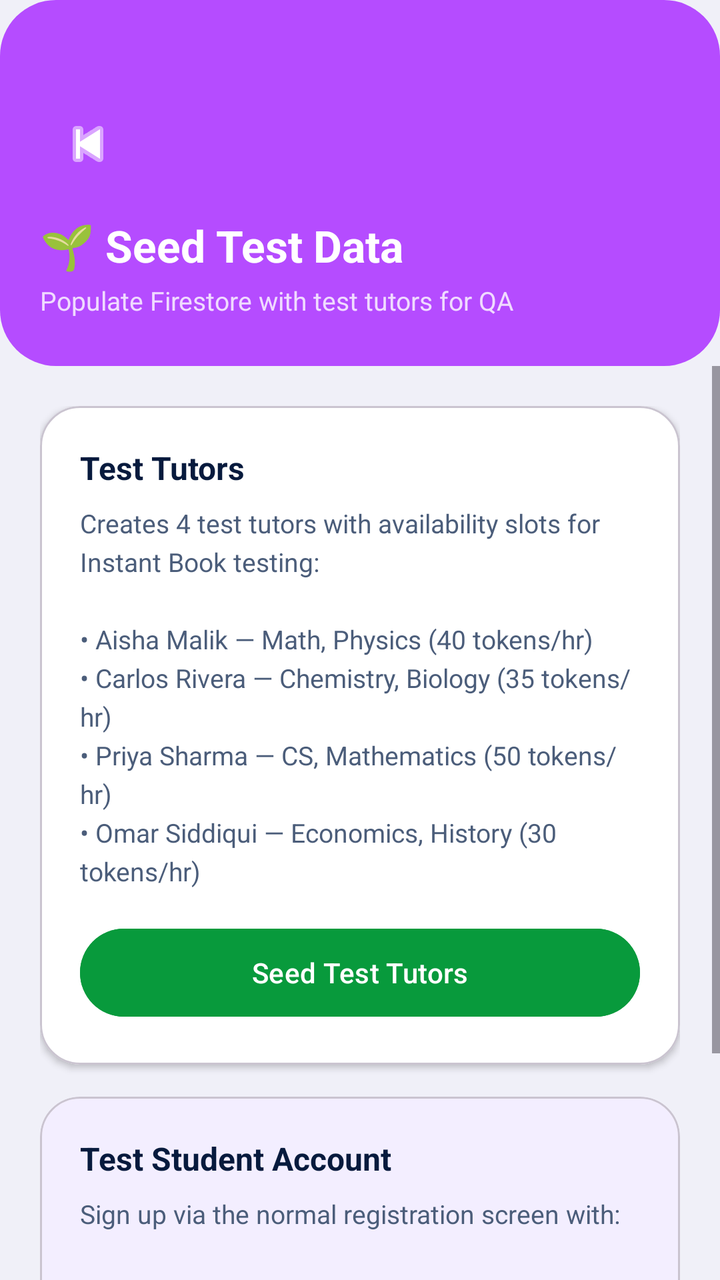
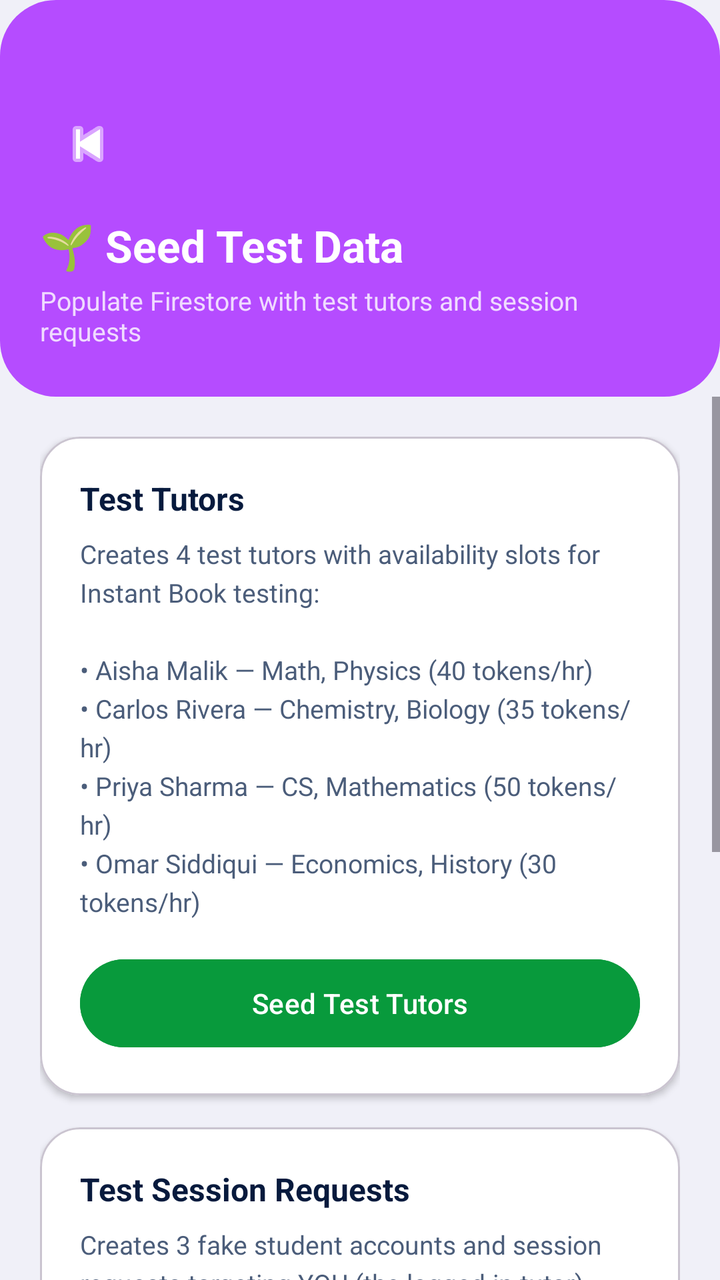

Before-and-after screenshots of an Android layout around one commit, followed by the original layout XML and the change that was made.
<!-- AndroidManifest.xml: application theme Theme.PeerTutoringApollo -->
<!-- res/layout/activity_seed_data.xml -->
<?xml version="1.0" encoding="utf-8"?>
<LinearLayout xmlns:android="http://schemas.android.com/apk/res/android"
    xmlns:app="http://schemas.android.com/apk/res-auto"
    android:layout_width="match_parent"
    android:layout_height="match_parent"
    android:orientation="vertical"
    android:background="#F0F0F8">

    
    <RelativeLayout
        android:layout_width="match_parent"
        android:layout_height="wrap_content"
        android:background="@drawable/bg_button_gradient"
        android:paddingTop="48dp"
        android:paddingBottom="24dp"
        android:paddingHorizontal="20dp">

        <ImageButton
            android:id="@+id/btnBack"
            android:layout_width="48dp"
            android:layout_height="48dp"
            android:background="@android:color/transparent"
            android:src="@android:drawable/ic_media_previous"
            android:contentDescription="Back"
            android:layout_alignParentStart="true"
            android:layout_alignParentTop="true"
            app:tint="#FFFFFF" />

        <LinearLayout
            android:layout_width="wrap_content"
            android:layout_height="wrap_content"
            android:orientation="vertical"
            android:layout_below="@id/btnBack"
            android:layout_marginTop="12dp">

            <TextView
                android:layout_width="wrap_content"
                android:layout_height="wrap_content"
                android:text="🌱 Seed Test Data"
                android:textColor="#FFFFFF"
                android:textSize="22sp"
                android:textStyle="bold" />

            <TextView
                android:layout_width="wrap_content"
                android:layout_height="wrap_content"
                android:text="Populate Firestore with test tutors for QA"
                android:textColor="#CCFFFFFF"
                android:textSize="13sp"
                android:layout_marginTop="4dp" />
        </LinearLayout>
    </RelativeLayout>

    <ScrollView
        android:layout_width="match_parent"
        android:layout_height="match_parent">

        <LinearLayout
            android:layout_width="match_parent"
            android:layout_height="wrap_content"
            android:orientation="vertical"
            android:padding="20dp">

            
            <com.google.android.material.card.MaterialCardView
                android:layout_width="match_parent"
                android:layout_height="wrap_content"
                android:layout_marginBottom="16dp"
                app:cardCornerRadius="20dp"
                app:cardBackgroundColor="#FFFFFF"
                app:cardElevation="2dp">

                <LinearLayout
                    android:layout_width="match_parent"
                    android:layout_height="wrap_content"
                    android:orientation="vertical"
                    android:padding="20dp">

                    <TextView
                        android:layout_width="wrap_content"
                        android:layout_height="wrap_content"
                        android:text="Test Tutors"
                        android:textStyle="bold"
                        android:textSize="16sp"
                        android:textColor="#071A3D"
                        android:layout_marginBottom="8dp" />

                    <TextView
                        android:layout_width="match_parent"
                        android:layout_height="wrap_content"
                        android:textColor="#4B5D7A"
                        android:textSize="13sp"
                        android:lineSpacingExtra="4dp"
                        android:layout_marginBottom="16dp"
                        android:text="Creates 4 test tutors with availability slots for Instant Book testing:\n\n• Aisha Malik — Math, Physics (40 tokens/hr)\n• Carlos Rivera — Chemistry, Biology (35 tokens/hr)\n• Priya Sharma — CS, Mathematics (50 tokens/hr)\n• Omar Siddiqui — Economics, History (30 tokens/hr)" />

                    <Button
                        android:id="@+id/btnSeedTutors"
                        android:layout_width="match_parent"
                        android:layout_height="52dp"
                        android:text="Seed Test Tutors"
                        android:textColor="#FFFFFF"
                        android:backgroundTint="#089A3C"
                        app:cornerRadius="28dp" />

                    <TextView
                        android:id="@+id/tvSeedStatus"
                        android:layout_width="match_parent"
                        android:layout_height="wrap_content"
                        android:layout_marginTop="12dp"
                        android:gravity="center"
                        android:textSize="13sp"
                        android:textColor="#4B5D7A"
                        android:visibility="gone" />
                </LinearLayout>
            </com.google.android.material.card.MaterialCardView>

            
            <com.google.android.material.card.MaterialCardView
                android:layout_width="match_parent"
                android:layout_height="wrap_content"
                app:cardCornerRadius="20dp"
                app:cardBackgroundColor="#F3EEFF"
                app:cardElevation="0dp">

                <LinearLayout
                    android:layout_width="match_parent"
                    android:layout_height="wrap_content"
                    android:orientation="vertical"
                    android:padding="20dp">

                    <TextView
                        android:layout_width="wrap_content"
                        android:layout_height="wrap_content"
                        android:text="Test Student Account"
                        android:textStyle="bold"
                        android:textSize="16sp"
                        android:textColor="#071A3D"
                        android:layout_marginBottom="8dp" />

                    <TextView
                        android:layout_width="match_parent"
                        android:layout_height="wrap_content"
                        android:textColor="#4B5D7A"
                        android:textSize="13sp"
                        android:lineSpacingExtra="4dp"
                        android:text="Sign up via the normal registration screen with:\n\nEmail:    test.student@apollo.test\nPassword: Test1234!\nRole:     Student\n\nThen return here and seed tutors. Tutors appear in Browse Tutors immediately." />
                </LinearLayout>
            </com.google.android.material.card.MaterialCardView>

        </LinearLayout>
    </ScrollView>
</LinearLayout>
<!-- resources referenced by this layout -->
<resources>
  <!-- drawable bg_button_gradient (drawable) -->
  <?xml version="1.0" encoding="utf-8"?>
  <shape xmlns:android="http://schemas.android.com/apk/res/android">
      <gradient
          android:startColor="#B54CFF"
          android:endColor="#B54CFF"
          android:angle="0" />
      <corners android:radius="28dp" />
  </shape>
  <style name="Theme.PeerTutoringApollo" parent="Base.Theme.PeerTutoringApollo" />
  <style name="Base.Theme.PeerTutoringApollo" parent="Theme.Material3.DayNight.NoActionBar">
          
          
      </style>
</resources>

<!-- the commit's change to res/layout/activity_seed_data.xml (unified diff, before → after) -->
@@ -44,7 +44,7 @@
             <TextView
                 android:layout_width="wrap_content"
                 android:layout_height="wrap_content"
-                android:text="Populate Firestore with test tutors for QA"
+                android:text="Populate Firestore with test tutors and session requests"
                 android:textColor="#CCFFFFFF"
                 android:textSize="13sp"
                 android:layout_marginTop="4dp" />
@@ -119,9 +119,10 @@
             <com.google.android.material.card.MaterialCardView
                 android:layout_width="match_parent"
                 android:layout_height="wrap_content"
+                android:layout_marginBottom="16dp"
                 app:cardCornerRadius="20dp"
-                app:cardBackgroundColor="#F3EEFF"
-                app:cardElevation="0dp">
+                app:cardBackgroundColor="#FFFFFF"
+                app:cardElevation="2dp">
 
                 <LinearLayout
                     android:layout_width="match_parent"
@@ -132,6 +133,59 @@
                     <TextView
                         android:layout_width="wrap_content"
                         android:layout_height="wrap_content"
+                        android:text="Test Session Requests"
+                        android:textStyle="bold"
+                        android:textSize="16sp"
+                        android:textColor="#071A3D"
+                        android:layout_marginBottom="8dp" />
+
+                    <TextView
+                        android:layout_width="match_parent"
+                        android:layout_height="wrap_content"
+                        android:textColor="#4B5D7A"
+                        android:textSize="13sp"
+                        android:lineSpacingExtra="4dp"
+                        android:layout_marginBottom="16dp"
+                        android:text="Creates 3 fake student accounts and session requests targeting YOU (the logged-in tutor). Requests use your registered subjects so they appear in your Requests tab. Log in as a tutor before seeding." />
+
+                    <Button
+                        android:id="@+id/btnSeedRequests"
+                        android:layout_width="match_parent"
+                        android:layout_height="52dp"
+                        android:text="Seed Test Requests"
+                        android:textColor="#FFFFFF"
+                        android:backgroundTint="#8A2EFF"
+                        app:cornerRadius="28dp" />
+
+                    <TextView
+                        android:id="@+id/tvSeedRequestsStatus"
+                        android:layout_width="match_parent"
+                        android:layout_height="wrap_content"
+                        android:layout_marginTop="12dp"
+                        android:gravity="center"
+                        android:textSize="13sp"
+                        android:textColor="#4B5D7A"
+                        android:visibility="gone" />
+                </LinearLayout>
+            </com.google.android.material.card.MaterialCardView>
+
+            
+            <com.google.android.material.card.MaterialCardView
+                android:layout_width="match_parent"
+                android:layout_height="wrap_content"
+                app:cardCornerRadius="20dp"
+                app:cardBackgroundColor="#F3EEFF"
+                app:cardElevation="0dp">
+
+                <LinearLayout
+                    android:layout_width="match_parent"
+                    android:layout_height="wrap_content"
+                    android:orientation="vertical"
+                    android:padding="20dp">
+
+                    <TextView
+                        android:layout_width="wrap_content"
+                        android:layout_height="wrap_content"
                         android:text="Test Student Account"
                         android:textStyle="bold"
                         android:textSize="16sp"
